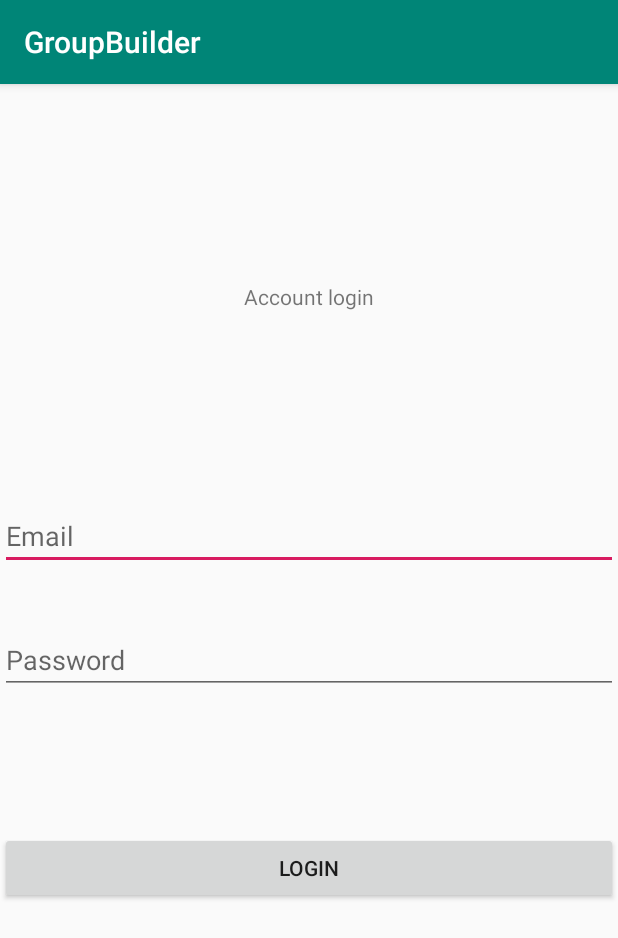
After one commit to scottliu21/group-builder, an Android app: the LoginActivity screen opened directly, with no data from a screen before it, on a phone screen of 412 x 824 dp. The commit adds this screen. Shown: the top 938 px of the screen. Run offline under Robolectric (Android 15) with nearby library versions, the phone set to English and light mode, and no system bars; our stand-ins replace Firebase (no records; nobody signed in at launch, a user with empty details on screens opened directly).

Commit message:
Created Signup and Login activities

```diff
--- a/app/build.gradle
+++ b/app/build.gradle
@@ -25,6 +25,7 @@ dependencies {
     implementation 'androidx.appcompat:appcompat:1.1.0'
     implementation 'androidx.constraintlayout:constraintlayout:1.1.3'
     implementation 'com.google.firebase:firebase-database:19.2.0'
+    implementation 'com.google.firebase:firebase-auth:19.1.0'
     testImplementation 'junit:junit:4.12'
     androidTestImplementation 'androidx.test.ext:junit:1.1.1'
     androidTestImplementation 'androidx.test.espresso:espresso-core:3.2.0'
--- a/app/src/main/AndroidManifest.xml
+++ b/app/src/main/AndroidManifest.xml
@@ -1,6 +1,8 @@
 <?xml version="1.0" encoding="utf-8"?>
 <manifest xmlns:android="http://schemas.android.com/apk/res/android"
     package="com.example.groupbuilder">
+
+    <uses-permission android:name="android.permission.INTERNET" />
 
     <application
         android:allowBackup="true"
@@ -9,6 +11,8 @@
         android:roundIcon="@mipmap/ic_launcher_round"
         android:supportsRtl="true"
         android:theme="@style/AppTheme">
+        <activity android:name=".LoginActivity"></activity>
+        <activity android:name=".SignUpActivity" />
         <activity android:name=".MainActivity">
             <intent-filter>
                 <action android:name="android.intent.action.MAIN" />
--- /dev/null
+++ b/app/src/main/java/com/example/groupbuilder/LoginActivity.java
@@ -0,0 +1,81 @@
+package com.example.groupbuilder;
+
+import androidx.annotation.NonNull;
+import androidx.appcompat.app.AppCompatActivity;
+
+import android.content.Intent;
+import android.os.Bundle;
+import android.text.TextUtils;
+import android.util.Log;
+import android.view.View;
+import android.widget.Button;
+import android.widget.EditText;
+import android.widget.ProgressBar;
+import android.widget.Toast;
+import com.google.android.gms.tasks.OnCompleteListener;
+import com.google.android.gms.tasks.Task;
+import com.google.firebase.auth.AuthResult;
+import com.google.firebase.auth.FirebaseAuth;
+
+public class LoginActivity extends AppCompatActivity {
+    private EditText emailTV, passwordTV;
+    private Button loginButton;
+    private ProgressBar progressBar;
+
+    private FirebaseAuth mAuth;
+
+    @Override
+    protected void onCreate(Bundle savedInstanceState) {
+        super.onCreate(savedInstanceState);
+        setContentView(R.layout.activity_login);
+
+        mAuth = FirebaseAuth.getInstance();
+        initializeUI();
+
+        loginButton.setOnClickListener(new View.OnClickListener(){
+            @Override
+            public void onClick(View V){
+                loginUserAccount();
+            }
+        });
+    }
+
+    private void loginUserAccount(){
+        progressBar.setVisibility(View.VISIBLE);
+        String email, password;
+        email = emailTV.getText().toString();
+        password = passwordTV.getText().toString();
+
+        if (TextUtils.isEmpty(email)) {
+            Toast.makeText(getApplicationContext(), "Please enter an email", Toast.LENGTH_LONG).show();
+            return;
+        }
+        if (TextUtils.isEmpty(password)) {
+            Toast.makeText(getApplicationContext(), "Please enter a password", Toast.LENGTH_LONG).show();
+            return;
+        }
+
+        mAuth.signInWithEmailAndPassword(email, password).addOnCompleteListener(new OnCompleteListener<AuthResult>() {
+            @Override
+            public void onComplete(@NonNull Task<AuthResult> task) {
+                if(task.isSuccessful()){
+                    Toast.makeText(getApplicationContext(), "Logged in successfully", Toast.LENGTH_LONG).show();
+                    progressBar.setVisibility(View.GONE);
+                    //Intent intent = new Intent(LoginActivity.this, DashBoardActivity.class);
+                    //startActivity(intent);
+                }
+                else{
+                    Toast.makeText(getApplicationContext(), "Login failed", Toast.LENGTH_LONG).show();
+                    progressBar.setVisibility(View.GONE);
+                }
+            }
+        });
+    }
+
+    private void initializeUI(){
+        emailTV = findViewById(R.id.loginEmail);
+        passwordTV = findViewById(R.id.loginPassword);
+        loginButton = findViewById(R.id.loginButton);
+        progressBar = findViewById(R.id.loginProgressBar);
+    }
+}
--- a/app/src/main/java/com/example/groupbuilder/MainActivity.java
+++ b/app/src/main/java/com/example/groupbuilder/MainActivity.java
@@ -11,5 +11,4 @@ public class MainActivity extends AppCompatActivity {
         super.onCreate(savedInstanceState);
         setContentView(R.layout.activity_main);
     }
-
 }
--- /dev/null
+++ b/app/src/main/res/layout/activity_login.xml
@@ -0,0 +1,68 @@
+<?xml version="1.0" encoding="utf-8"?>
+<androidx.constraintlayout.widget.ConstraintLayout xmlns:android="http://schemas.android.com/apk/res/android"
+    xmlns:app="http://schemas.android.com/apk/res-auto"
+    xmlns:tools="http://schemas.android.com/tools"
+    android:layout_width="match_parent"
+    android:layout_height="match_parent"
+    tools:context=".LoginActivity">
+
+
+    <TextView
+        android:id="@+id/textView2"
+        android:layout_width="wrap_content"
+        android:layout_height="wrap_content"
+        android:layout_marginTop="132dp"
+        android:text="@string/account_login"
+        app:layout_constraintEnd_toEndOf="parent"
+        app:layout_constraintStart_toStartOf="parent"
+        app:layout_constraintTop_toTopOf="parent" />
+
+    <EditText
+        android:id="@+id/loginEmail"
+        android:layout_width="match_parent"
+        android:layout_height="wrap_content"
+        android:layout_marginBottom="37dp"
+        android:hint="@string/loginEmail"
+        android:inputType="textEmailAddress"
+        app:layout_constraintBottom_toTopOf="@+id/loginPassword"
+        app:layout_constraintEnd_toEndOf="parent"
+        app:layout_constraintStart_toStartOf="parent"
+        android:importantForAutofill="no" />
+
+    <EditText
+        android:id="@+id/loginPassword"
+        android:layout_width="match_parent"
+        android:layout_height="wrap_content"
+        android:hint="@string/loginPassword"
+        android:inputType="textPassword"
+        app:layout_constraintBottom_toBottomOf="parent"
+        app:layout_constraintEnd_toEndOf="parent"
+        app:layout_constraintStart_toStartOf="parent"
+        app:layout_constraintTop_toTopOf="parent"
+        android:importantForAutofill="no" />
+
+    <Button
+        android:id="@+id/loginButton"
+        android:layout_width="match_parent"
+        android:layout_height="wrap_content"
+        android:layout_marginTop="210dp"
+        android:layout_marginBottom="212dp"
+        android:text="@string/login"
+        app:layout_constraintBottom_toBottomOf="parent"
+        app:layout_constraintEnd_toEndOf="parent"
+        app:layout_constraintHorizontal_bias="0.0"
+        app:layout_constraintStart_toStartOf="parent"
+        app:layout_constraintTop_toTopOf="@+id/loginEmail" />
+
+    <ProgressBar
+        android:id="@+id/loginProgressBar"
+        android:layout_width="wrap_content"
+        android:layout_height="wrap_content"
+        android:layout_marginBottom="34dp"
+        android:visibility="gone"
+        app:layout_constraintBottom_toTopOf="@+id/loginButton"
+        app:layout_constraintEnd_toEndOf="parent"
+        app:layout_constraintHorizontal_bias="0.5"
+        app:layout_constraintStart_toStartOf="parent" />
+
+</androidx.constraintlayout.widget.ConstraintLayout>
--- a/app/src/main/res/values/strings.xml
+++ b/app/src/main/res/values/strings.xml
@@ -1,3 +1,11 @@
 <resources>
     <string name="app_name">GroupBuilder</string>
+    <string name="register">Register</string>
+    <string name="email">Email</string>
+    <string name="password">Password</string>
+    <string name="register_new_account">Register new account</string>
+    <string name="login">Login</string>
+    <string name="loginPassword">Password</string>
+    <string name="loginEmail">Email</string>
+    <string name="account_login">Account login</string>
 </resources>
```
Also changed, not shown: app/src/main/java/com/example/groupbuilder/SignUpActivity.java (added, +79 -0 lines), app/src/main/res/layout/activity_sign_up.xml (added, +63 -0 lines).
